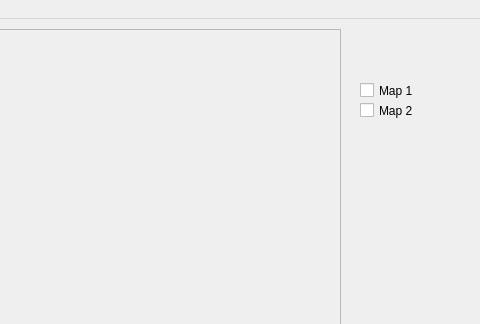
Above: mainwindowbase.ui from koraykoca/GUI-GIS before the change; both pictures show x 120 to 600 and y 0 to 324 of the 600 by 506 pixel window. Below: the same form after it.
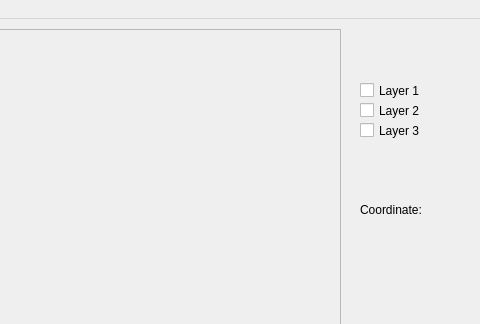
That is the form after the change. Icons and pictures are not drawn.

Commit message: activate/deactivate layers

```diff
--- a/mainwindowbase.ui
+++ b/mainwindowbase.ui
@@ -40,7 +40,7 @@
      </rect>
     </property>
     <property name="text">
-     <string>Map 1</string>
+     <string>Layer 1</string>
     </property>
    </widget>
    <widget class="QCheckBox" name="checkBox_2">
@@ -53,7 +53,33 @@
      </rect>
     </property>
     <property name="text">
-     <string>Map 2</string>
+     <string>Layer 2</string>
+    </property>
+   </widget>
+   <widget class="QLabel" name="label">
+    <property name="geometry">
+     <rect>
+      <x>480</x>
+      <y>150</y>
+      <width>91</width>
+      <height>81</height>
+     </rect>
+    </property>
+    <property name="text">
+     <string>Coordinate:</string>
+    </property>
+   </widget>
+   <widget class="QCheckBox" name="checkBox_3">
+    <property name="geometry">
+     <rect>
+      <x>480</x>
+      <y>100</y>
+      <width>92</width>
+      <height>23</height>
+     </rect>
+    </property>
+    <property name="text">
+     <string>Layer 3</string>
     </property>
    </widget>
   </widget>
```
The commit also changes 3 other files.
